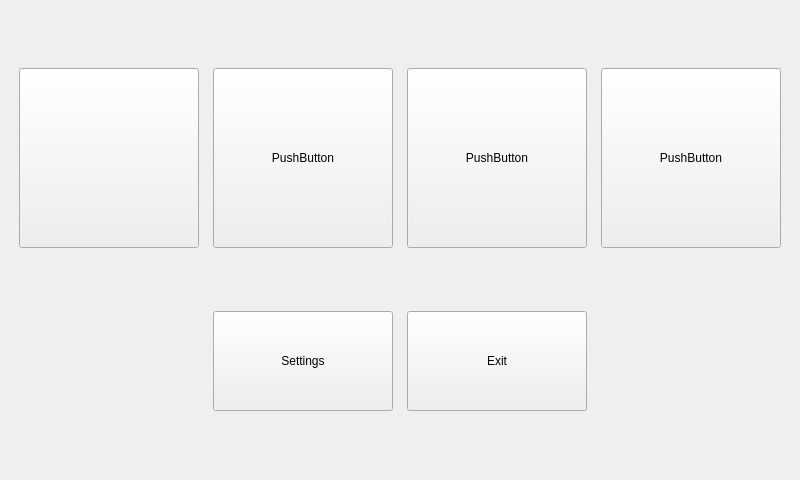
dhruvbhutani/komedia, file mainwindow.ui: the form before one commit.
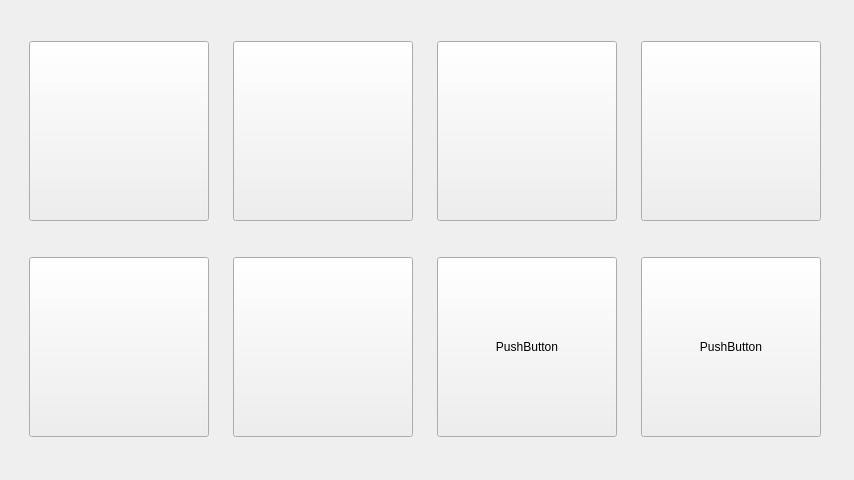
The form after the commit. Icons and pictures are not drawn.

What changed in the file:
```diff
--- a/mainwindow.ui
+++ b/mainwindow.ui
@@ -6,7 +6,7 @@
    <rect>
     <x>0</x>
     <y>0</y>
-    <width>800</width>
+    <width>854</width>
     <height>480</height>
    </rect>
   </property>
@@ -18,7 +18,7 @@
   </property>
   <widget class="QWidget" name="centralWidget">
    <layout class="QGridLayout" name="gridLayout">
-    <item row="0" column="3">
+    <item row="0" column="4">
      <widget class="QPushButton" name="calvin">
       <property name="sizePolicy">
        <sizepolicy hsizetype="Minimum" vsizetype="Fixed">
@@ -38,8 +38,8 @@
         <height>180</height>
        </size>
       </property>
-      <property name="text">
-       <string>PushButton</string>
+      <property name="styleSheet">
+       <string notr="true">background-image: url(:/icons/calvin.png) no-repeat;</string>
       </property>
      </widget>
     </item>
@@ -95,8 +95,8 @@
         <height>180</height>
        </size>
       </property>
-      <property name="text">
-       <string>PushButton</string>
+      <property name="styleSheet">
+       <string notr="true">background-image: url(:/icons/dilbert.pn) no-repeat;</string>
       </property>
      </widget>
     </item>
@@ -120,52 +120,60 @@
         <height>180</height>
        </size>
       </property>
-      <property name="text">
-       <string>PushButton</string>
+      <property name="styleSheet">
+       <string notr="true">background-image: url(:/icons/garfield.png) no-repeat;</string>
       </property>
      </widget>
     </item>
-    <item row="2" column="2">
-     <widget class="QPushButton" name="exit">
-      <property name="sizePolicy">
-       <sizepolicy hsizetype="Minimum" vsizetype="Fixed">
-        <horstretch>128</horstretch>
-        <verstretch>128</verstretch>
-       </sizepolicy>
-      </property>
+    <item row="1" column="0">
+     <widget class="QPushButton" name="peanuts">
       <property name="minimumSize">
        <size>
         <width>180</width>
-        <height>100</height>
+        <height>180</height>
        </size>
       </property>
-      <property name="maximumSize">
+      <property name="styleSheet">
+       <string notr="true">background-image: url(:/icons/peanuts.png) no-repeat;</string>
+      </property>
+     </widget>
+    </item>
+    <item row="1" column="1">
+     <widget class="QPushButton" name="wizofid">
+      <property name="minimumSize">
        <size>
         <width>180</width>
-        <height>100</height>
+        <height>180</height>
        </size>
       </property>
-      <property name="text">
-       <string>Exit</string>
+      <property name="styleSheet">
+       <string notr="true">background-image: url(:/icons/wizofid.png) no-repeat;</string>
       </property>
      </widget>
     </item>
-    <item row="2" column="1">
-     <widget class="QPushButton" name="settings">
+    <item row="1" column="4">
+     <widget class="QPushButton" name="pushButton_3">
       <property name="minimumSize">
        <size>
         <width>180</width>
-        <height>100</height>
+        <height>180</height>
        </size>
       </property>
-      <property name="maximumSize">
+      <property name="text">
+       <string>PushButton</string>
+      </property>
+     </widget>
+    </item>
+    <item row="1" column="2">
+     <widget class="QPushButton" name="pushButton_4">
+      <property name="minimumSize">
        <size>
         <width>180</width>
-        <height>100</height>
+        <height>180</height>
        </size>
       </property>
       <property name="text">
-       <string>Settings</string>
+       <string>PushButton</string>
       </property>
      </widget>
     </item>
```
Left out of the diff: 86 changed lines with no effect on the pictures.
